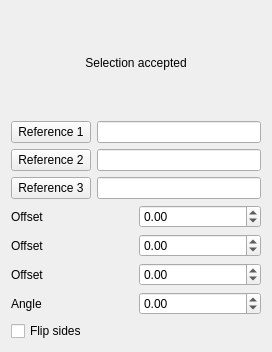
berndhahnebach/All_FreeCAD, file src/Mod/PartDesign/Gui/TaskDatumParameters.ui: the form before one commit.
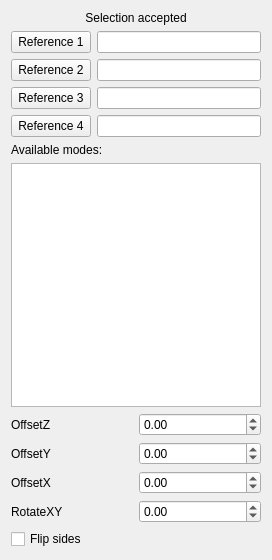
The form after the commit.

Commit message:
PartDesign: adapt Datum UI to work using Attacher
* adapt
* introduce mode selection
* kill selection gate to allow selecting whole objects (selection gate
should be reintroduced to disallow references between parts, no
restrictions is a temporary state)
* prevent auto-switchover to next ref after an explicit push of a button
* fix highlighting of buttons when selecting corresponding reference
* allow creation of a feature, even if no mode fits references. With a
warning.

```diff
--- a/src/Mod/PartDesign/Gui/TaskDatumParameters.ui
+++ b/src/Mod/PartDesign/Gui/TaskDatumParameters.ui
@@ -7,7 +7,7 @@
     <x>0</x>
     <y>0</y>
     <width>272</width>
-    <height>352</height>
+    <height>560</height>
    </rect>
   </property>
   <property name="windowTitle">
@@ -34,6 +34,9 @@
        <property name="text">
         <string>Reference 1</string>
        </property>
+       <property name="checkable">
+        <bool>true</bool>
+       </property>
       </widget>
      </item>
      <item>
@@ -48,6 +51,9 @@
        <property name="text">
         <string>Reference 2</string>
        </property>
+       <property name="checkable">
+        <bool>true</bool>
+       </property>
       </widget>
      </item>
      <item>
@@ -62,6 +68,9 @@
        <property name="text">
         <string>Reference 3</string>
        </property>
+       <property name="checkable">
+        <bool>true</bool>
+       </property>
       </widget>
      </item>
      <item>
@@ -69,12 +78,43 @@
      </item>
     </layout>
    </item>
+   <item>
+    <layout class="QHBoxLayout" name="horizontalLayout_7">
+     <item>
+      <widget class="QPushButton" name="buttonRef4">
+       <property name="text">
+        <string>Reference 4</string>
+       </property>
+       <property name="checkable">
+        <bool>true</bool>
+       </property>
+      </widget>
+     </item>
+     <item>
+      <widget class="QLineEdit" name="lineRef4"/>
+     </item>
+    </layout>
+   </item>
+   <item>
+    <widget class="QLabel" name="label">
+     <property name="text">
+      <string>Available modes:</string>
+     </property>
+    </widget>
+   </item>
+   <item>
+    <widget class="QListWidget" name="listOfModes">
+     <property name="selectionMode">
+      <enum>QAbstractItemView::SingleSelection</enum>
+     </property>
+    </widget>
+   </item>
    <item>
     <layout class="QHBoxLayout" name="horizontalLayout_4">
      <item>
       <widget class="QLabel" name="labelOffset">
        <property name="text">
-        <string>Offset</string>
+        <string>OffsetZ</string>
        </property>
       </widget>
      </item>
@@ -101,7 +141,7 @@
      <item>
       <widget class="QLabel" name="labelOffset2">
        <property name="text">
-        <string>Offset</string>
+        <string>OffsetY</string>
        </property>
       </widget>
      </item>
@@ -128,7 +168,7 @@
      <item>
       <widget class="QLabel" name="labelOffset3">
        <property name="text">
-        <string>Offset</string>
+        <string>OffsetX</string>
        </property>
       </widget>
      </item>
@@ -155,7 +195,7 @@
      <item>
       <widget class="QLabel" name="labelAngle">
        <property name="text">
-        <string>Angle</string>
+        <string>RotateXY</string>
        </property>
       </widget>
      </item>
```
The commit also changes 2 other files.
